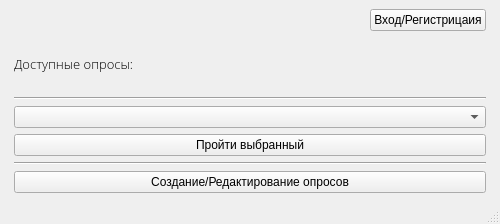
Qt form main_form.ui (semendanshin/YL_Project_1_Danshin) before a commit.
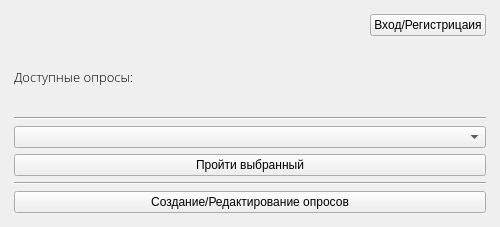
The same form after that commit.

Commit message: Всё сломал, но почти добавил пользователей

What changed in the file:
```diff
--- a/main_form.ui
+++ b/main_form.ui
@@ -7,7 +7,7 @@
     <x>0</x>
     <y>0</y>
     <width>500</width>
-    <height>224</height>
+    <height>227</height>
    </rect>
   </property>
   <property name="minimumSize">
@@ -35,6 +35,22 @@
    <layout class="QGridLayout" name="gridLayout">
     <item row="0" column="1">
      <layout class="QVBoxLayout" name="verticalLayout">
+      <item>
+       <spacer name="verticalSpacer">
+        <property name="orientation">
+         <enum>Qt::Vertical</enum>
+        </property>
+        <property name="sizeType">
+         <enum>QSizePolicy::Fixed</enum>
+        </property>
+        <property name="sizeHint" stdset="0">
+         <size>
+          <width>5</width>
+          <height>5</height>
+         </size>
+        </property>
+       </spacer>
+      </item>
       <item>
        <layout class="QHBoxLayout" name="horizontalLayout">
         <item>
@@ -110,6 +126,22 @@
         </property>
        </widget>
       </item>
+      <item>
+       <spacer name="verticalSpacer_2">
+        <property name="orientation">
+         <enum>Qt::Vertical</enum>
+        </property>
+        <property name="sizeType">
+         <enum>QSizePolicy::Fixed</enum>
+        </property>
+        <property name="sizeHint" stdset="0">
+         <size>
+          <width>5</width>
+          <height>5</height>
+         </size>
+        </property>
+       </spacer>
+      </item>
      </layout>
     </item>
     <item row="0" column="0">
@@ -146,7 +178,6 @@
     </item>
    </layout>
   </widget>
-  <widget class="QStatusBar" name="statusbar"/>
  </widget>
  <resources/>
  <connections/>
```
Left out of the diff: 4 changed lines with no effect on the pictures.
